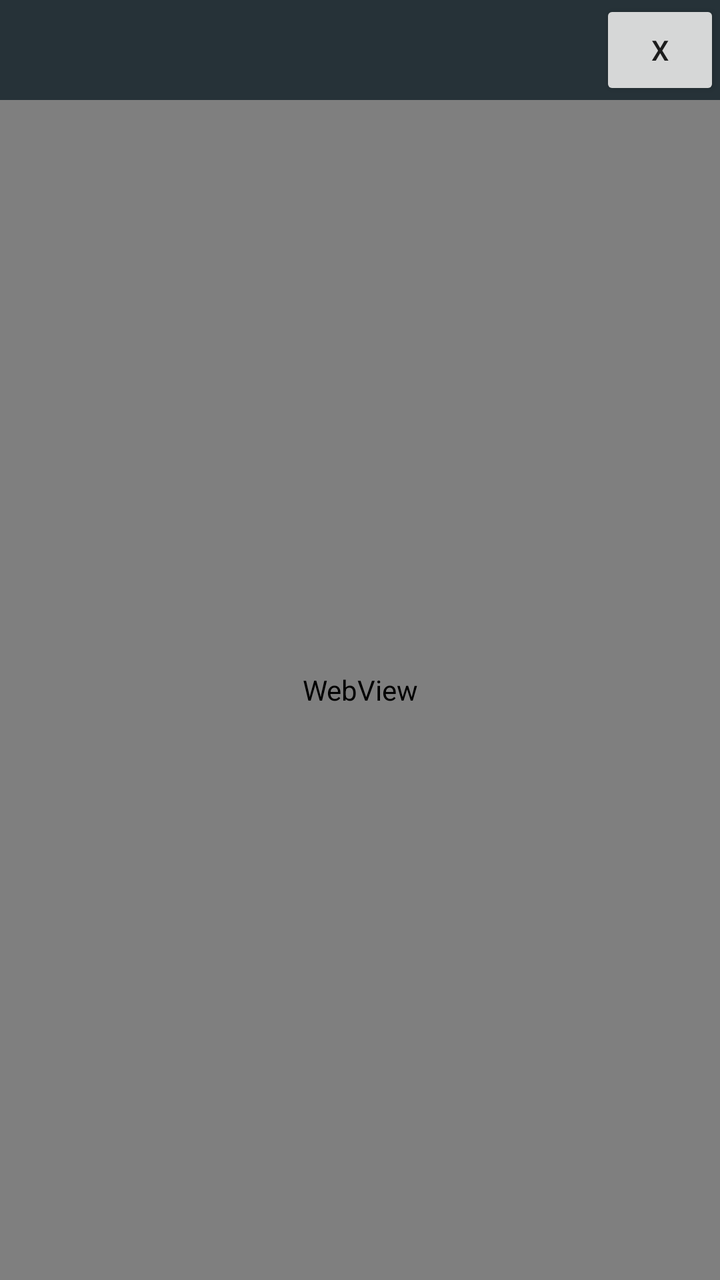
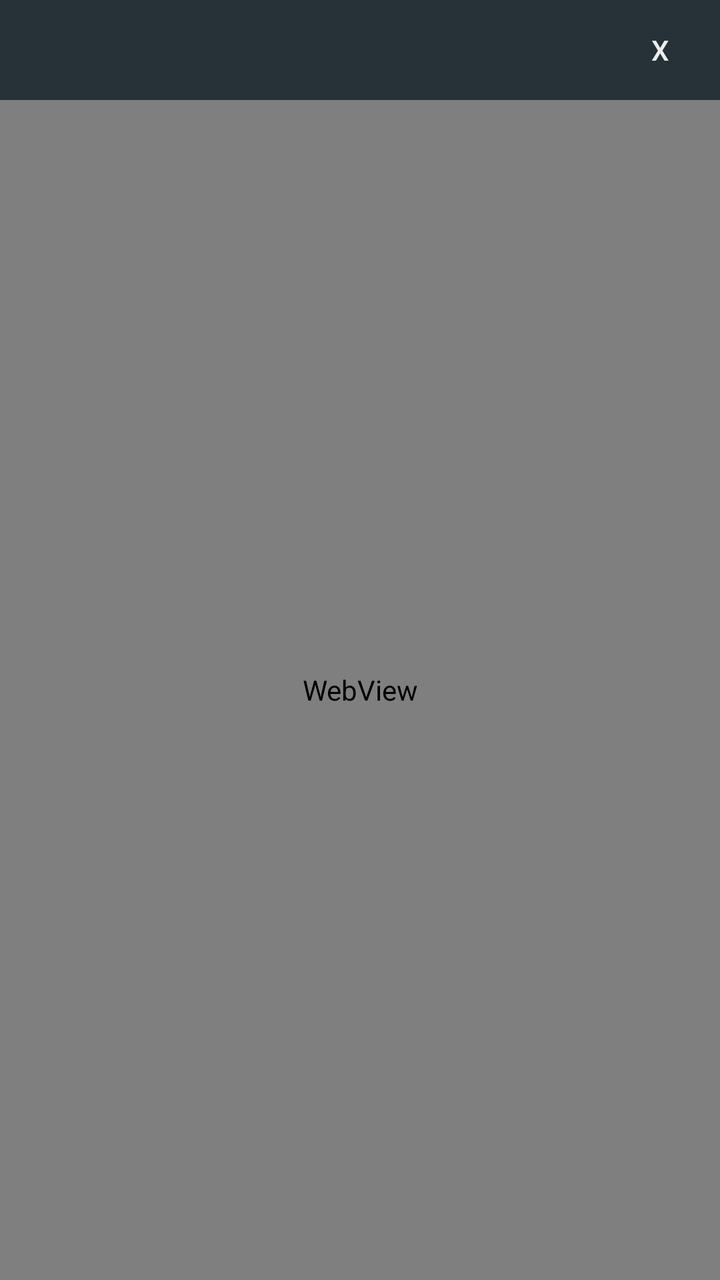

Two renders of the same Android screen: before a commit and after it. Below are the layout's source before the change and the commit's diff.
<!-- AndroidManifest.xml: application theme Theme.MyTV0 -->
<!-- res/layout/settings_web.xml -->
<?xml version="1.0" encoding="utf-8"?>
<androidx.constraintlayout.widget.ConstraintLayout xmlns:android="http://schemas.android.com/apk/res/android"
    xmlns:app="http://schemas.android.com/apk/res-auto"
    android:id="@+id/settings_web"
    android:layout_width="match_parent"
    android:layout_height="match_parent"
    android:background="@color/blur">

    <androidx.appcompat.widget.AppCompatButton
        android:id="@+id/close"
        android:layout_width="60dp"
        android:layout_height="50dp"
        android:padding="10dp"
        android:text="X"
        app:layout_constraintEnd_toEndOf="parent"
        app:layout_constraintTop_toTopOf="parent" />

    <WebView
        android:id="@+id/web"
        android:layout_width="0dp"
        android:layout_height="0dp"
        app:layout_constraintTop_toBottomOf="@id/close"
        app:layout_constraintStart_toStartOf="parent"
        app:layout_constraintEnd_toEndOf="parent"
        app:layout_constraintBottom_toBottomOf="parent"
        />
</androidx.constraintlayout.widget.ConstraintLayout>
<!-- resources referenced by this layout -->
<resources>
  <color name="blur">#FF263238</color>
  <style name="Theme.MyTV0" parent="@style/Theme.AppCompat.DayNight">
          <item name="windowNoTitle">true</item>
          <item name="android:windowDisablePreview">true</item>
      </style>
</resources>

<!-- the commit's change to res/layout/settings_web.xml (unified diff, before → after) -->
@@ -12,6 +12,8 @@
         android:layout_height="50dp"
         android:padding="10dp"
         android:text="X"
+        android:textColor="@color/title_blur"
+        android:background="@android:color/transparent"
         app:layout_constraintEnd_toEndOf="parent"
         app:layout_constraintTop_toTopOf="parent" />
 
<!-- resource entries referenced after the edit -->
@@ -1,6 +1,7 @@
 <!-- resources referenced by this layout -->
 <resources>
   <color name="blur">#FF263238</color>
+  <color name="title_blur">#FFEEEEEE</color>
   <style name="Theme.MyTV0" parent="@style/Theme.AppCompat.DayNight">
           <item name="windowNoTitle">true</item>
           <item name="android:windowDisablePreview">true</item>
